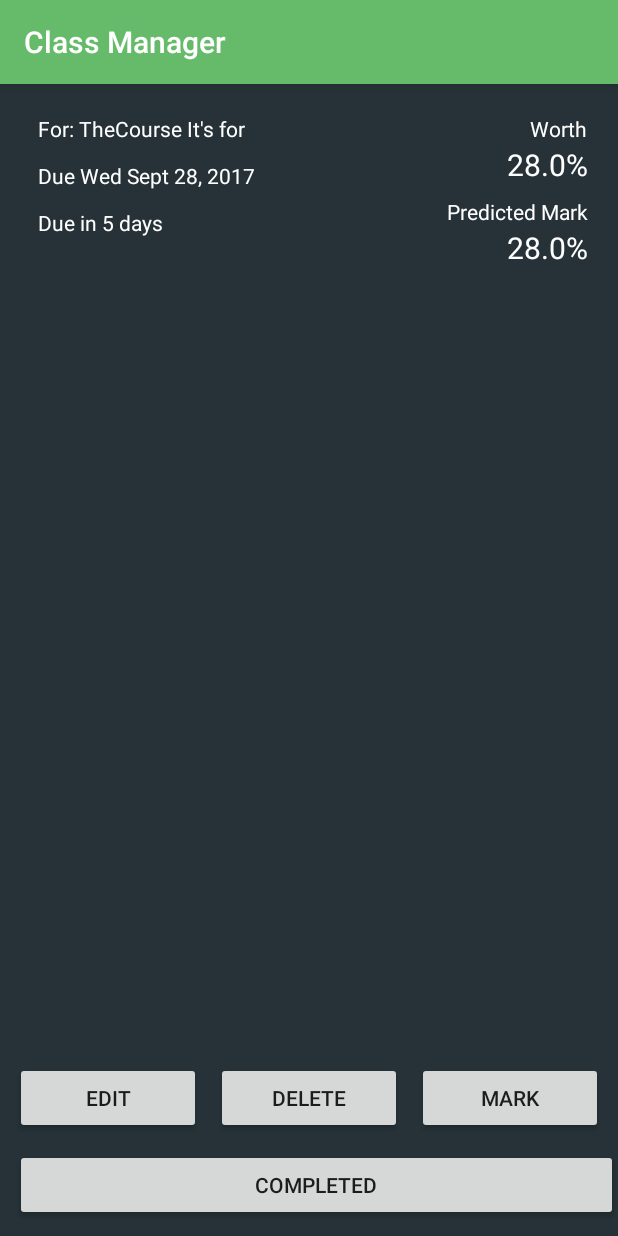
After one commit to peterspenler/ClassiCal, an Android app: the AssignmentViewActivity screen opened directly, with no data from a screen before it, on a phone screen of 412 x 824 dp. The commit adds this screen. Run offline under Robolectric (Android 15) with nearby library versions, the phone set to English and light mode, and no system bars; 3 statements that could not run were skipped.

Commit message:
Assignment and Course sorting implemented. Basic assignment view activity implemented.

```diff
--- a/app/src/main/AndroidManifest.xml
+++ b/app/src/main/AndroidManifest.xml
@@ -14,11 +14,11 @@
             android:theme="@style/AppTheme.NoActionBar">
             <intent-filter>
                 <action android:name="android.intent.action.MAIN" />
-
                 <category android:name="android.intent.category.LAUNCHER" />
             </intent-filter>
         </activity>
         <activity android:name=".CourseViewActivity"></activity>
+        <activity android:name=".AssignmentViewActivity"></activity>
     </application>
 
 </manifest>
--- a/app/src/main/java/com/spenler/peter/classmanager/AddAssignmentDialog.java
+++ b/app/src/main/java/com/spenler/peter/classmanager/AddAssignmentDialog.java
@@ -72,7 +72,7 @@ public class AddAssignmentDialog extends DialogFragment {
         dataAdapter.setDropDownViewResource(android.R.layout.simple_spinner_dropdown_item);
         courseSpinner.setAdapter(dataAdapter);
         Log.d("COURSE TITLE", CoreManager.currentCourse.getName());
-        courseSpinner.setSelection(CoreManager.courseIndex(CoreManager.currentCourse.getName()));
+        courseSpinner.setSelection(CoreManager.courseIndexByName(CoreManager.currentCourse.getName()));
 
         //Initialize time and date to current time and date
         calendar.setTime(new Date());
@@ -126,7 +126,7 @@ public class AddAssignmentDialog extends DialogFragment {
                     @Override
                     public void onClick(DialogInterface dialog, int id) {
                         try {
-                            int courseIndex = CoreManager.courseIndex(courseSpinner.getSelectedItem().toString());
+                            int courseIndex = CoreManager.courseIndexByName(courseSpinner.getSelectedItem().toString());
                             currentCourse = CoreManager.getCourses().get(courseIndex);
                             currentCourse.addAssignment(nameEdit.getText().toString(), Float.parseFloat(worthEdit.getText().toString()), calendar.getTime() ,currentCourse.getName(), currentCourse.getColor());
                         }
--- /dev/null
+++ b/app/src/main/java/com/spenler/peter/classmanager/AssignmentViewActivity.java
@@ -0,0 +1,32 @@
+package com.spenler.peter.classmanager;
+
+import android.app.Activity;
+import android.graphics.drawable.ColorDrawable;
+import android.os.Bundle;
+import android.support.v7.app.ActionBar;
+import android.support.v7.app.AppCompatActivity;
+import android.view.View;
+
+/**
+ * Created by Gaming PC on 2017-09-05.
+ */
+
+public class AssignmentViewActivity extends AppCompatActivity{
+    public Activity activity;
+    public View view;
+    private Assignment assignment;
+
+    @Override
+    protected void onCreate(Bundle savedInstanceState){
+        super.onCreate(savedInstanceState);
+        setContentView(R.layout.activity_assignment_view);
+        activity = this;
+        assignment = CoreManager.currentAssignment;
+
+        ActionBar actionBar = getSupportActionBar();
+        actionBar.setTitle(assignment.getName());
+        actionBar.setBackgroundDrawable(new ColorDrawable(assignment.getColor()));
+        int darkColor = CoreManager.darkenColor(assignment.getColor(), 0.7f);
+        activity.getWindow().setStatusBarColor(darkColor);
+    }
+}
--- a/app/src/main/java/com/spenler/peter/classmanager/CoursesFragment.java
+++ b/app/src/main/java/com/spenler/peter/classmanager/CoursesFragment.java
@@ -31,6 +31,7 @@ public class CoursesFragment extends Fragment {
         LinearLayoutManager llm = new LinearLayoutManager(container.getContext());
         rv.setLayoutManager(llm);
 
+        CoreManager.sortCourses();
         RVAdapter adapter = new RVAdapter(CoreManager.getCourses());
         rv.setAdapter(adapter);
 
--- a/app/src/main/java/com/spenler/peter/classmanager/MainActivity.java
+++ b/app/src/main/java/com/spenler/peter/classmanager/MainActivity.java
@@ -117,7 +117,9 @@ public class MainActivity extends AppCompatActivity implements DialogInterface.O
     @Override
     public void onResume(){
         super.onResume();
+        int currentPosition = mViewPager.getCurrentItem();
         setupViewPager(mViewPager);
+        mViewPager.setCurrentItem(currentPosition);
     }
 
     @Override
--- /dev/null
+++ b/app/src/main/res/layout/activity_assignment_view.xml
@@ -0,0 +1,121 @@
+<?xml version="1.0" encoding="utf-8"?>
+<RelativeLayout xmlns:android="http://schemas.android.com/apk/res/android"
+    android:orientation="vertical" android:layout_width="match_parent"
+    android:layout_height="match_parent">
+
+    <TextView
+        android:id="@+id/assignmentViewName"
+        android:layout_width="wrap_content"
+        android:layout_height="wrap_content"
+        android:layout_alignParentStart="true"
+        android:layout_alignParentTop="true"
+        android:layout_marginStart="25dp"
+        android:layout_marginTop="20dp"
+        android:text="For: TheCourse It's for"
+        android:textColor="@color/md_white"/>
+
+    <TextView
+        android:id="@+id/assignmentViewDueDate"
+        android:layout_width="wrap_content"
+        android:layout_height="wrap_content"
+        android:layout_marginTop="12dp"
+        android:text="Due Wed Sept 28, 2017"
+        android:layout_below="@+id/assignmentViewName"
+        android:layout_alignStart="@+id/assignmentViewName"
+        android:textColor="@color/md_white"/>
+
+    <TextView
+        android:id="@+id/assignmentViewDueIn"
+        android:layout_width="wrap_content"
+        android:layout_height="wrap_content"
+        android:layout_marginTop="12dp"
+        android:text="Due in 5 days"
+        android:layout_below="@+id/assignmentViewDueDate"
+        android:layout_alignStart="@+id/assignmentViewName"
+        android:textColor="@color/md_white"/>
+
+    <TextView
+        android:id="@+id/assignmentViewWorthTitle"
+        android:layout_width="wrap_content"
+        android:layout_height="wrap_content"
+        android:layout_alignParentEnd="true"
+        android:layout_alignTop="@+id/assignmentViewName"
+        android:layout_marginEnd="20dp"
+        android:text="Worth"
+        android:textColor="@color/md_white"/>
+
+    <TextView
+        android:id="@+id/assignmentViewWorth"
+        android:layout_width="wrap_content"
+        android:layout_height="wrap_content"
+        android:layout_alignEnd="@+id/assignmentViewWorthTitle"
+        android:layout_alignTop="@+id/assignmentViewWorthTitle"
+        android:layout_marginTop="20dp"
+        android:text="28.0%"
+        android:textSize="20dp"
+        android:textColor="@color/md_white"/>
+
+    <TextView
+        android:id="@+id/assignmentViewMarkTitle"
+        android:layout_width="wrap_content"
+        android:layout_height="wrap_content"
+        android:layout_alignParentEnd="true"
+        android:layout_below="@+id/assignmentViewWorth"
+        android:layout_marginTop="8dp"
+        android:layout_marginEnd="20dp"
+        android:text="Predicted Mark"
+        android:textColor="@color/md_white"/>
+
+    <TextView
+        android:id="@+id/assignmentViewMark"
+        android:layout_width="wrap_content"
+        android:layout_height="wrap_content"
+        android:layout_alignEnd="@+id/assignmentViewMarkTitle"
+        android:layout_alignTop="@+id/assignmentViewMarkTitle"
+        android:layout_marginTop="20dp"
+        android:text="28.0%"
+        android:textSize="20dp"
+        android:textColor="@color/md_white"/>
+
+    <Button
+        android:id="@+id/assignmentCompletedButton"
+        android:layout_width="match_parent"
+        android:layout_height="wrap_content"
+        android:layout_alignParentLeft="true"
+        android:layout_alignParentBottom="true"
+        android:layout_marginBottom="10dp"
+        android:layout_marginLeft="10dp"
+        android:text="Completed" />
+
+    <LinearLayout
+        android:layout_width="match_parent"
+        android:layout_height="wrap_content"
+        android:layout_above="@+id/assignmentCompletedButton"
+        android:layout_marginBottom="10dp">
+        <Button
+            android:id="@+id/assignmentEditButton"
+            android:layout_width="wrap_content"
+            android:layout_height="wrap_content"
+            android:layout_marginLeft="10dp"
+            android:layout_weight="1"
+            android:text="Edit" />
+        <Button
+            android:id="@+id/assignmentDeleteButton"
+            android:layout_width="wrap_content"
+            android:layout_height="wrap_content"
+            android:layout_marginLeft="10dp"
+            android:layout_weight="1"
+            android:text="Delete" />
+        <Button
+            android:id="@+id/assignmentMarkButton"
+            android:layout_width="wrap_content"
+            android:layout_height="wrap_content"
+            android:layout_marginLeft="10dp"
+            android:layout_marginRight="10dp"
+            android:layout_weight="1"
+            android:text="Mark" />
+    </LinearLayout>
+
+
+
+</RelativeLayout>
```
Also changed, not shown: app/src/main/java/com/spenler/peter/classmanager/AddCourseDialog.java (+11 -1 lines), app/src/main/java/com/spenler/peter/classmanager/Assignment.java (+14 -1 lines), app/src/main/java/com/spenler/peter/classmanager/AssignmentFragment.java (+8 -9 lines), app/src/main/java/com/spenler/peter/classmanager/CoreManager.java (+18 -4 lines), app/src/main/java/com/spenler/peter/classmanager/Course.java (+14 -1 lines), app/src/main/java/com/spenler/peter/classmanager/CourseAssignmentsFragment.java (+4 -9 lines), app/src/main/res/layout/assignment_layout.xml (+14 -1 lines).
